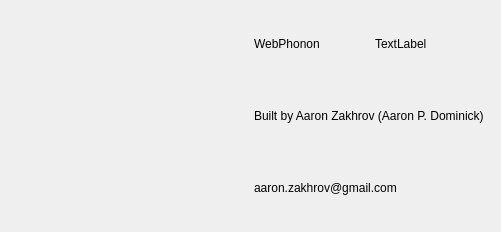
The window that aboutdialog.ui (Zakhrov/WebPhonon) describes before a commit, drawn with Qt 5.
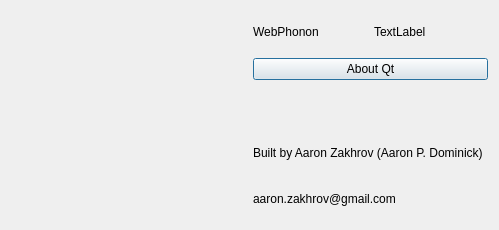
The same window after the commit. Icons and pictures are not drawn.

Commit message: Add About Qt, fix fullscreen quirk

What changed in the file:
```diff
--- a/aboutdialog.ui
+++ b/aboutdialog.ui
@@ -6,27 +6,14 @@
    <rect>
     <x>0</x>
     <y>0</y>
-    <width>501</width>
-    <height>232</height>
+    <width>499</width>
+    <height>230</height>
    </rect>
   </property>
   <property name="windowTitle">
    <string>Dialog</string>
   </property>
   <layout class="QGridLayout" name="gridLayout">
-   <item row="0" column="0" rowspan="3">
-    <widget class="QLabel" name="label">
-     <property name="text">
-      <string/>
-     </property>
-     <property name="pixmap">
-      <pixmap resource="Icons.qrc">:/Icons/WebPhononIcon.png</pixmap>
-     </property>
-     <property name="scaledContents">
-      <bool>true</bool>
-     </property>
-    </widget>
-   </item>
    <item row="0" column="1">
     <layout class="QHBoxLayout" name="horizontalLayout">
      <item>
@@ -45,20 +32,40 @@
      </item>
     </layout>
    </item>
+   <item row="4" column="1">
+    <widget class="QLabel" name="label_5">
+     <property name="text">
+      <string>aaron.zakhrov@gmail.com</string>
+     </property>
+    </widget>
+   </item>
+   <item row="0" column="0" rowspan="5">
+    <widget class="QLabel" name="label">
+     <property name="text">
+      <string/>
+     </property>
+     <property name="pixmap">
+      <pixmap resource="Icons.qrc">:/Icons/WebPhononIcon.png</pixmap>
+     </property>
+     <property name="scaledContents">
+      <bool>true</bool>
+     </property>
+    </widget>
+   </item>
    <item row="1" column="1">
+    <widget class="QPushButton" name="pushButton">
+     <property name="text">
+      <string>About Qt</string>
+     </property>
+    </widget>
+   </item>
+   <item row="3" column="1">
     <widget class="QLabel" name="label_4">
      <property name="text">
       <string>Built by Aaron Zakhrov (Aaron P. Dominick)</string>
      </property>
     </widget>
    </item>
-   <item row="2" column="1">
-    <widget class="QLabel" name="label_5">
-     <property name="text">
-      <string>aaron.zakhrov@gmail.com</string>
-     </property>
-    </widget>
-   </item>
   </layout>
  </widget>
  <resources>
```
The commit also changes 6 other files.
